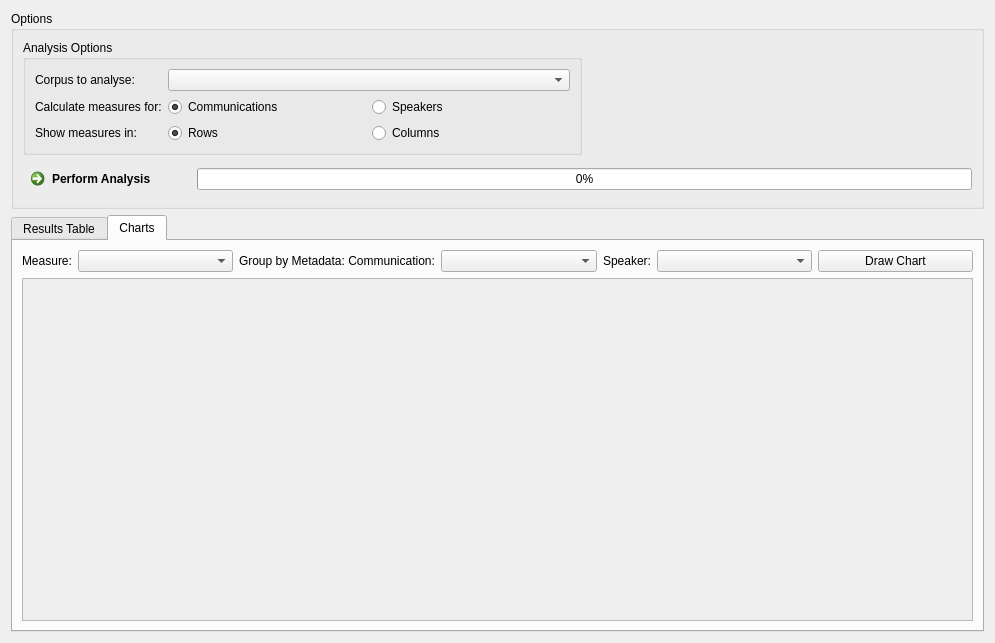
Above: app/statistics/temporal/AnalyserTemporalWidget.ui from praaline/Praaline before the change. Below: the same form after it.
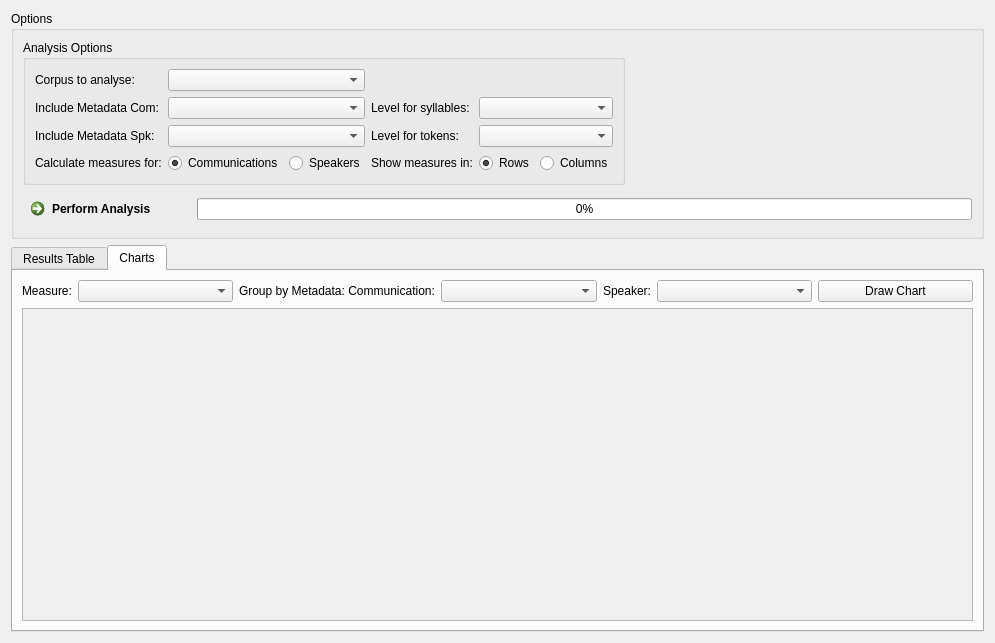
That is the form after the change. The open tabs and pages were chosen to show the change. Custom widgets are drawn as their Qt base class.

Commit message: Improvements to statistical analysis - temporal

Patch:
```diff
--- a/app/statistics/temporal/AnalyserTemporalWidget.ui
+++ b/app/statistics/temporal/AnalyserTemporalWidget.ui
@@ -77,6 +77,20 @@
          <string>Analysis Options</string>
         </property>
         <layout class="QGridLayout" name="gridLayout">
+         <item row="3" column="0">
+          <widget class="QLabel" name="labelAnalysisObject">
+           <property name="text">
+            <string>Calculate measures for:</string>
+           </property>
+          </widget>
+         </item>
+         <item row="3" column="2">
+          <widget class="QLabel" name="labelOrientation">
+           <property name="text">
+            <string>Show measures in:</string>
+           </property>
+          </widget>
+         </item>
          <item row="0" column="0">
           <widget class="QLabel" name="labelCorpus">
            <property name="sizePolicy">
@@ -90,7 +104,20 @@
            </property>
           </widget>
          </item>
-         <item row="2" column="1">
+         <item row="1" column="1">
+          <widget class="CheckBoxList" name="comboBoxMetadataCom">
+           <property name="sizePolicy">
+            <sizepolicy hsizetype="Expanding" vsizetype="Fixed">
+             <horstretch>0</horstretch>
+             <verstretch>0</verstretch>
+            </sizepolicy>
+           </property>
+          </widget>
+         </item>
+         <item row="0" column="1">
+          <widget class="QComboBox" name="comboBoxCorpus"/>
+         </item>
+         <item row="3" column="1">
           <layout class="QGridLayout" name="gridLayoutAnalysisObject">
            <item row="0" column="0">
             <widget class="QRadioButton" name="optionCommunications">
@@ -117,17 +144,20 @@
            </item>
           </layout>
          </item>
-         <item row="2" column="0">
-          <widget class="QLabel" name="labelAnalysisObject">
+         <item row="1" column="0">
+          <widget class="QLabel" name="labelMetadataCom">
+           <property name="sizePolicy">
+            <sizepolicy hsizetype="Fixed" vsizetype="Preferred">
+             <horstretch>0</horstretch>
+             <verstretch>0</verstretch>
+            </sizepolicy>
+           </property>
            <property name="text">
-            <string>Calculate measures for:</string>
+            <string>Include Metadata Com:</string>
            </property>
           </widget>
          </item>
-         <item row="0" column="1">
-          <widget class="QComboBox" name="comboBoxCorpus"/>
-         </item>
-         <item row="3" column="1">
+         <item row="3" column="3">
           <layout class="QGridLayout" name="gridLayoutOrientation">
            <item row="0" column="0">
             <widget class="QRadioButton" name="optionOrientationVertical">
@@ -154,10 +184,58 @@
            </item>
           </layout>
          </item>
-         <item row="3" column="0">
-          <widget class="QLabel" name="labelOrientation">
+         <item row="2" column="3">
+          <widget class="QComboBox" name="comboBoxLevelTokens"/>
+         </item>
+         <item row="1" column="2">
+          <widget class="QLabel" name="labelLevelSyllables">
+           <property name="sizePolicy">
+            <sizepolicy hsizetype="Fixed" vsizetype="Preferred">
+             <horstretch>0</horstretch>
+             <verstretch>0</verstretch>
+            </sizepolicy>
+           </property>
            <property name="text">
-            <string>Show measures in:</string>
+            <string>Level for syllables:</string>
+           </property>
+          </widget>
+         </item>
+         <item row="1" column="3">
+          <widget class="QComboBox" name="comboBoxLevelSyllables"/>
+         </item>
+         <item row="2" column="1">
+          <widget class="CheckBoxList" name="comboBoxMetadataSpk">
+           <property name="sizePolicy">
+            <sizepolicy hsizetype="Expanding" vsizetype="Fixed">
+             <horstretch>0</horstretch>
+             <verstretch>0</verstretch>
+            </sizepolicy>
+           </property>
+          </widget>
+         </item>
+         <item row="2" column="2">
+          <widget class="QLabel" name="labelLevelTokens">
+           <property name="sizePolicy">
+            <sizepolicy hsizetype="Fixed" vsizetype="Preferred">
+             <horstretch>0</horstretch>
+             <verstretch>0</verstretch>
+            </sizepolicy>
+           </property>
+           <property name="text">
+            <string>Level for tokens:</string>
+           </property>
+          </widget>
+         </item>
+         <item row="2" column="0">
+          <widget class="QLabel" name="labelMetadataSpk">
+           <property name="sizePolicy">
+            <sizepolicy hsizetype="Fixed" vsizetype="Preferred">
+             <horstretch>0</horstretch>
+             <verstretch>0</verstretch>
+            </sizepolicy>
+           </property>
+           <property name="text">
+            <string>Include Metadata Spk:</string>
            </property>
           </widget>
          </item>
@@ -253,7 +331,7 @@
             <x>0</x>
             <y>0</y>
             <width>953</width>
-            <height>334</height>
+            <height>306</height>
            </rect>
           </property>
           <layout class="QGridLayout" name="gridLayoutChart">
@@ -279,6 +357,13 @@
    </item>
   </layout>
  </widget>
+ <customwidgets>
+  <customwidget>
+   <class>CheckBoxList</class>
+   <extends>QComboBox</extends>
+   <header>pngui/widgets/CheckBoxList.h</header>
+  </customwidget>
+ </customwidgets>
  <tabstops>
   <tabstop>comboBoxCorpus</tabstop>
   <tabstop>optionCommunications</tabstop>
```
Left out of the diff: 58 changed lines with no effect on the pictures. The commit also changes 6 other files.
